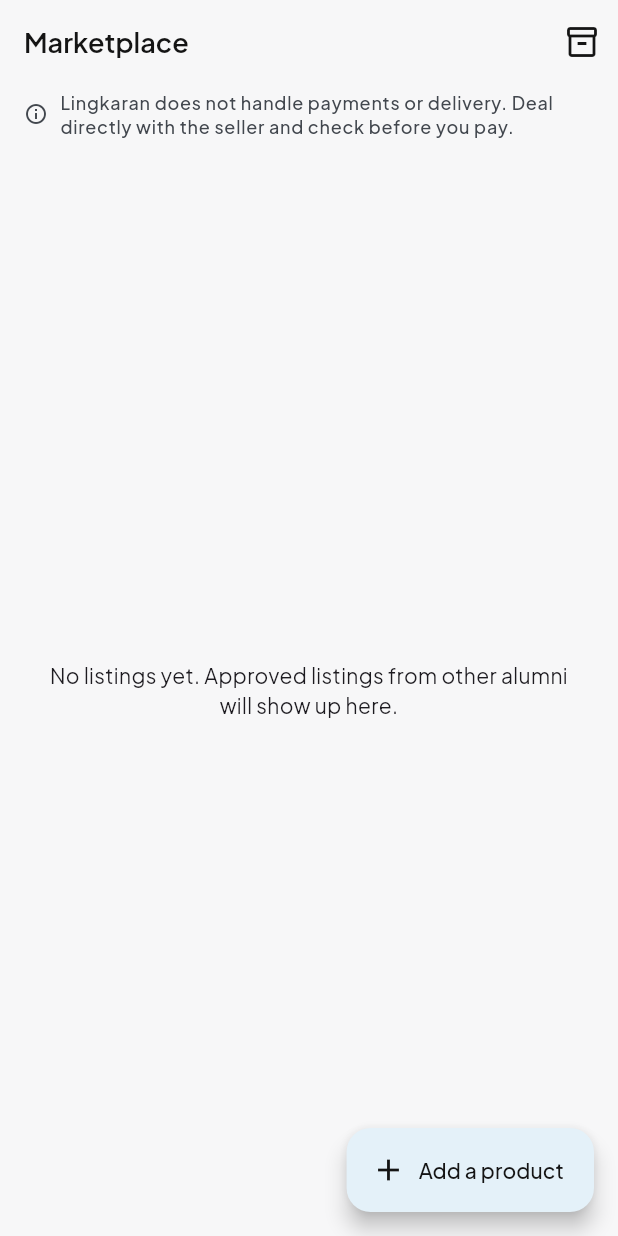
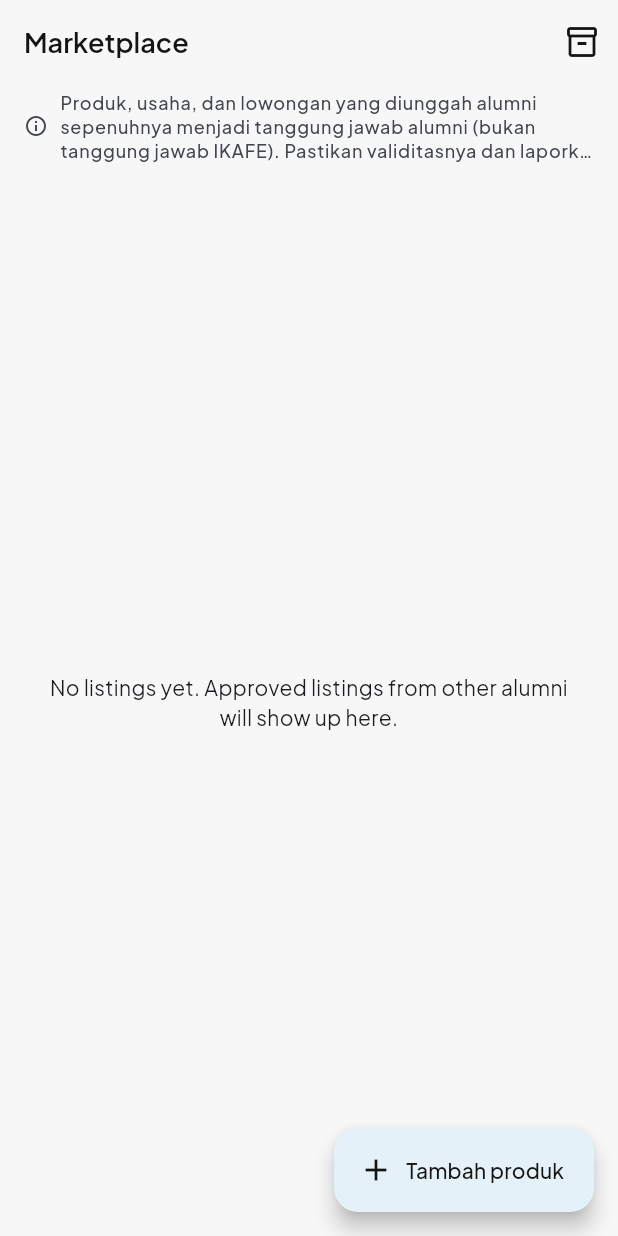
Before and after one commit to FarrelAlfarabi/Undip-Alumni-Connect, a Flutter app: the MarketplaceScreen screen opened directly with empty values, on a phone screen of 412 x 824 dp. Run offline on Flutter 3.47's test engine with Material 3 defaults, Android fonts, the phone set to English and light mode, and no system bars; our stand-ins replace file_picker, flutter_dotenv, flutter_secure_storage, google_fonts, local_auth, package_info_plus and 1 more; accounts and stored records are empty; network calls fail.

Commit message:
Indonesian wording: consent, Home titles, Marketplace notice, Produk saya
Co-Authored-By: Claude Sonnet 5.5 <noreply@anthropic.com>
Claude-Session: https://claude.ai/code/session_01TXhGFP2beX5aZnKfTUP2go

```diff
--- a/lib/policy/consent_screen.dart
+++ b/lib/policy/consent_screen.dart
@@ -87,7 +87,7 @@ class _ConsentScreenState extends State<ConsentScreen> {
     return Scaffold(
       key: const Key('consent-screen'),
       appBar: AppBar(
-        title: const Text('Before you start'),
+        title: const Text('Syarat dan Ketentuan Aplikasi'),
         automaticallyImplyLeading: false,
       ),
       body: SafeArea(
@@ -118,8 +118,7 @@ class _ConsentScreenState extends State<ConsentScreen> {
                       Padding(
                         padding: const EdgeInsets.only(bottom: 4),
                         child: Text(
-                          'Scroll to the bottom to continue. (Gulir sampai '
-                          'bawah untuk melanjutkan.)',
+                          'Gulir sampai bawah untuk melanjutkan.',
                           key: const Key('consent-scroll-hint'),
                           style: theme.textTheme.bodySmall?.copyWith(
                             color: theme.colorScheme.onSurfaceVariant,
@@ -135,9 +134,7 @@ class _ConsentScreenState extends State<ConsentScreen> {
                           ? null
                           : (v) => setState(() => _checked = v ?? false),
                       title: const Text(
-                        'I have read and accept the privacy policy and community '
-                        'rules. (Saya sudah membaca dan menyetujui kebijakan '
-                        'privasi dan aturan komunitas.)',
+                        'Saya sudah membaca dan menyetujui Syarat dan Ketentuan Aplikasi',
                       ),
                     ),
                     if (_error != null)
@@ -159,7 +156,7 @@ class _ConsentScreenState extends State<ConsentScreen> {
                                 strokeWidth: 2.5,
                               ),
                             )
-                          : const Text('Continue'),
+                          : const Text('Saya Setuju'),
                     ),
                     TextButton(
                       key: const Key('consent-back'),
@@ -171,7 +168,7 @@ class _ConsentScreenState extends State<ConsentScreen> {
                               lock: widget.lock,
                             ),
                       child: Text(
-                        'Back and sign out',
+                        'Kembali dan keluar',
                         style: TextStyle(
                           color: theme.colorScheme.onSurfaceVariant,
                         ),
--- a/lib/screens/home_screen.dart
+++ b/lib/screens/home_screen.dart
@@ -795,7 +795,7 @@ class _LatestBlock<T> extends StatelessWidget {
   }
 }
 
-/// "Baru di Marketplace": a horizontal row of product cards.
+/// "Dukung Usaha Alumni": a horizontal row of product cards.
 class _ProductsBlock extends StatelessWidget {
   const _ProductsBlock({
     required this.future,
@@ -813,7 +813,7 @@ class _ProductsBlock extends StatelessWidget {
   Widget build(BuildContext context) {
     return _LatestBlock<MarketplaceListing>(
       key: const Key('latest-listings'),
-      heading: 'Baru di Marketplace',
+      heading: 'Dukung Usaha Alumni',
       seeAllKey: const Key('latest-listings-see-all'),
       onSeeAll: onSeeAll,
       future: future,
@@ -1192,7 +1192,7 @@ class _BusinessEntry extends StatelessWidget {
                 children: [
                   Expanded(
                     child: Text(
-                      'Punya usaha? Biar sesama alumni bisa menemukannya.',
+                      'Memiliki usaha? Biar sesama alumni bisa menemukannya.',
                       style: theme.textTheme.bodyMedium?.copyWith(
                         color: AppTheme.black,
                         fontWeight: FontWeight.w600,
--- a/lib/screens/marketplace_form_screen.dart
+++ b/lib/screens/marketplace_form_screen.dart
@@ -197,7 +197,7 @@ class _MarketplaceFormScreenState extends State<MarketplaceFormScreen> {
         widget.existing!.businessId == null;
 
     return Scaffold(
-      appBar: AppBar(title: Text(_isEdit ? 'Edit product' : 'Add a product')),
+      appBar: AppBar(title: Text(_isEdit ? 'Ubah produk' : 'Tambah produk')),
       body: Column(
         children: [
           const MarketplaceDemoNotice(),
@@ -374,7 +374,7 @@ class _MarketplaceFormScreenState extends State<MarketplaceFormScreen> {
                                   )
                                 : InlineError(
                                     message: _error!,
-                                    screen: 'Add a product',
+                                    screen: 'Tambah produk',
                                     error: _lastError,
                                   ),
                           ],
--- a/lib/screens/marketplace_screen.dart
+++ b/lib/screens/marketplace_screen.dart
@@ -178,7 +178,7 @@ class _MarketplaceScreenState extends State<MarketplaceScreen> {
           children: [
             const Padding(
               padding: EdgeInsets.fromLTRB(16, 0, 16, 8),
-              child: Text('Add a product to which business?'),
+              child: Text('Tambah produk ke usaha yang mana?'),
             ),
             for (final b in approved)
               ListTile(
@@ -222,7 +222,7 @@ class _MarketplaceScreenState extends State<MarketplaceScreen> {
 
     if (approved.isEmpty) {
       await _info(
-        'Add a product',
+        'Tambah produk',
         kProductsNeedBusinessMessage,
         action: 'Register a business',
         onAction: () => Navigator.of(context).push(
@@ -289,14 +289,14 @@ class _MarketplaceScreenState extends State<MarketplaceScreen> {
                 IconButton(
                   onPressed: _openMine,
                   icon: const Icon(Icons.inventory_2_outlined),
-                  tooltip: 'My listings',
+                  tooltip: 'Produk saya',
                 ),
               ],
             ),
       floatingActionButton: FloatingActionButton.extended(
         onPressed: _post,
         icon: const Icon(Icons.add),
-        label: const Text('Add a product'),
+        label: const Text('Tambah produk'),
       ),
       body: Column(
         children: [
@@ -405,7 +405,7 @@ class _MarketplaceScreenState extends State<MarketplaceScreen> {
                                 Icons.inventory_2_outlined,
                                 size: 18,
                               ),
-                              label: const Text('My listings'),
+                              label: const Text('Produk saya'),
                             ),
                         ],
                       ),
--- a/lib/screens/my_listings_screen.dart
+++ b/lib/screens/my_listings_screen.dart
@@ -54,7 +54,7 @@ class _MyListingsScreenState extends State<MyListingsScreen> {
   void _toastError(Object e) => showErrorSnackBar(
     context,
     message: marketplaceErrorMessage(e),
-    screen: 'My listings',
+    screen: 'Produk saya',
     error: e,
   );
 
@@ -135,7 +135,7 @@ class _MyListingsScreenState extends State<MyListingsScreen> {
   @override
   Widget build(BuildContext context) {
     return Scaffold(
-      appBar: AppBar(title: const Text('My listings')),
+      appBar: AppBar(title: const Text('Produk saya')),
       body: Column(
         children: [
           const MarketplaceDemoNotice(),
@@ -149,7 +149,7 @@ class _MyListingsScreenState extends State<MyListingsScreen> {
                 if (snapshot.hasError) {
                   return ErrorView(
                     message: 'Could not load your listings. Try again.',
-                    screen: 'My listings',
+                    screen: 'Produk saya',
                     error: snapshot.error,
                     onRetry: _reload,
                     retryLabel: 'Retry',
@@ -161,8 +161,8 @@ class _MyListingsScreenState extends State<MyListingsScreen> {
                     child: Padding(
                       padding: EdgeInsets.all(24),
                       child: Text(
-                        'You have no listings yet. Use "Add a product" on '
-                        'the marketplace to add one.',
+                        'Kamu belum punya produk. Gunakan "Tambah produk" di '
+                        'Marketplace untuk memasangnya.',
                         textAlign: TextAlign.center,
                       ),
                     ),
--- a/lib/widgets/marketplace_demo_notice.dart
+++ b/lib/widgets/marketplace_demo_notice.dart
@@ -5,12 +5,28 @@ class MarketplaceDemoNotice extends StatelessWidget {
   const MarketplaceDemoNotice({super.key});
 
   static const text =
-      'Lingkaran does not handle payments or delivery. Deal directly with the seller and check before you pay.';
+      'Produk, usaha, dan lowongan yang diunggah alumni sepenuhnya menjadi tanggung jawab alumni (bukan tanggung jawab IKAFE). Pastikan validitasnya dan laporkan jika ada hal mencurigakan.';
 
   @override
   Widget build(BuildContext context) {
     final theme = Theme.of(context);
-    return Container(
+    // The notice is long. It shows at most three lines so the list keeps its
+    // room on small screens; a tap opens the full text.
+    return InkWell(
+      key: const Key('marketplace-notice'),
+      onTap: () => showDialog<void>(
+        context: context,
+        builder: (_) => AlertDialog(
+          content: const Text(text),
+          actions: [
+            TextButton(
+              onPressed: () => Navigator.of(context).pop(),
+              child: const Text('Tutup'),
+            ),
+          ],
+        ),
+      ),
+      child: Container(
         width: double.infinity,
         color: theme.colorScheme.surface,
         padding: const EdgeInsets.symmetric(horizontal: 16, vertical: 4),
@@ -25,6 +41,8 @@ class MarketplaceDemoNotice extends StatelessWidget {
             Expanded(
               child: Text(
                 text,
+                maxLines: 3,
+                overflow: TextOverflow.ellipsis,
                 style: theme.textTheme.labelMedium?.copyWith(
                   color: theme.colorScheme.onSurfaceVariant,
                 ),
@@ -32,6 +50,7 @@ class MarketplaceDemoNotice extends StatelessWidget {
             ),
           ],
         ),
+      ),
     );
   }
 }
```
Also changed, not shown: 9 other files. Lines whose indentation alone changed are shown as unchanged.
